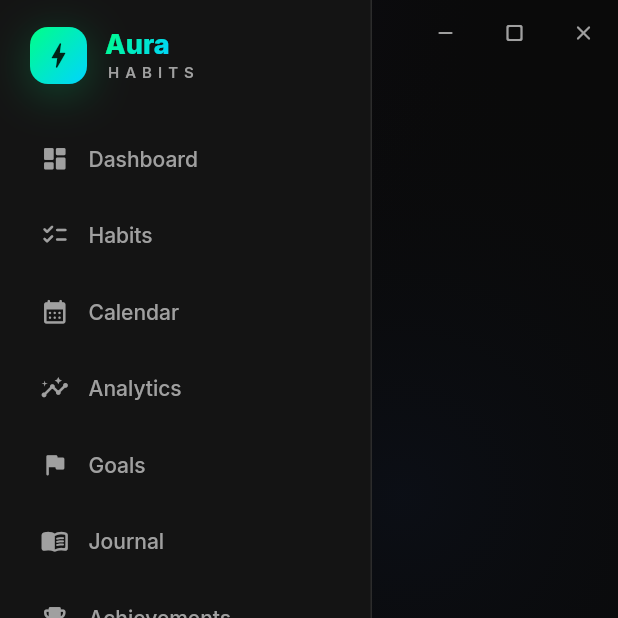
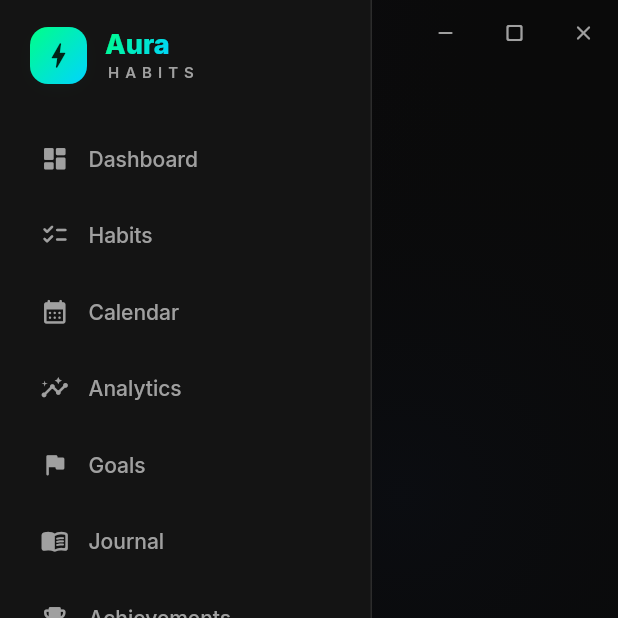
Before and after one commit to Jayasakthi-07/Habit-Tracker, a Flutter app: the AppShell screen opened directly with empty values, on a phone screen of 412 x 824 dp, the top half of it. Run offline on Flutter 3.47's test engine with Material 3 defaults, Android fonts, the phone set to English and light mode, and no system bars; drawn by our look-alikes of flutter_animate; our stand-ins replace connectivity_plus, csv, fl_chart, flutter_riverpod, go_router, google_fonts and 4 more; missing offline and left inert: excel, local_notifier, tray_manager, window_manager; accounts and stored records are empty.

Commit message:
Remove guest mode, enforce per-account isolation, reduce glow
Guest mode:
- Remove continueAsGuest, isGuest field, and the guest button; an account is
  now required. Supabase session is the single source of truth for auth.

Per-account data isolation:
- SyncController wipes the local synced boxes when a different account signs in
  (before any box watcher starts, so no tombstones are pushed), then reconcile
  pulls that account's cloud data. Switching back restores the original data.
  Tracks last_sync_user; refreshes providers so the UI reflects the switch.

UI / glow reduction (crisper, less blur):
- AppShadows.glow default strength 0.45->0.16, tighter blur; lighter card/soft
  shadows. GlassCard backdrop blur 18->8 and surface opacity 0.55->0.82.
- Lower glow strengths on sidebar logo/active dot, dashboard badge, habits FAB,
  habit card, color swatch, heatmap; progress-ring glow blur 6->2.5; dimmer
  ambient auras.

Co-Authored-By: Claude Opus 4.8 <noreply@anthropic.com>

```diff
--- a/lib/core/theme/app_spacing.dart
+++ b/lib/core/theme/app_spacing.dart
@@ -28,27 +28,29 @@ abstract class AppSpacing {
 abstract class AppShadows {
   static List<BoxShadow> soft = [
     const BoxShadow(
-      color: Color(0x66000000),
-      blurRadius: 24,
-      offset: Offset(0, 12),
+      color: Color(0x4D000000),
+      blurRadius: 18,
+      offset: Offset(0, 8),
     ),
   ];
 
   static List<BoxShadow> card = [
     const BoxShadow(
-      color: Color(0x4D000000),
-      blurRadius: 30,
-      spreadRadius: -8,
-      offset: Offset(0, 18),
+      color: Color(0x40000000),
+      blurRadius: 20,
+      spreadRadius: -10,
+      offset: Offset(0, 12),
     ),
   ];
 
-  static List<BoxShadow> glow(Color color, {double strength = 0.45}) => [
+  /// A subtle accent halo. Kept minimal and tight so the UI reads crisp rather
+  /// than blurry/neon.
+  static List<BoxShadow> glow(Color color, {double strength = 0.16}) => [
         BoxShadow(
           color: color.withValues(alpha: strength),
-          blurRadius: 28,
-          spreadRadius: -4,
-          offset: const Offset(0, 6),
+          blurRadius: 14,
+          spreadRadius: -10,
+          offset: const Offset(0, 3),
         ),
       ];
 }
--- a/lib/features/auth/auth_provider.dart
+++ b/lib/features/auth/auth_provider.dart
@@ -7,15 +7,13 @@ import '../../core/config/google_auth_config.dart';
 import '../../core/storage/hive_service.dart';
 import 'google_auth_service.dart';
 
-/// The authenticated (or guest) user profile, surfaced to the UI.
-///
-/// Backed by Supabase when signed in with an account, or held locally for guest
-/// / offline mode. Premium is a local flag (offline license keys).
+/// The authenticated user profile, surfaced to the UI. Always backed by a
+/// Supabase account (there is no guest mode). Premium is a local flag (offline
+/// license keys).
 class UserProfile {
   const UserProfile({
     required this.name,
     this.email = '',
-    this.isGuest = false,
     this.isPremium = false,
     this.avatarSeed = 0,
     this.photoUrl = '',
@@ -23,7 +21,6 @@ class UserProfile {
 
   final String name;
   final String email;
-  final bool isGuest;
   final bool isPremium;
   final int avatarSeed;
   final String photoUrl;
@@ -38,7 +35,6 @@ class UserProfile {
   Map<String, dynamic> toJson() => {
         'name': name,
         'email': email,
-        'isGuest': isGuest,
         'isPremium': isPremium,
         'avatarSeed': avatarSeed,
         'photoUrl': photoUrl,
@@ -47,7 +43,6 @@ class UserProfile {
   factory UserProfile.fromJson(Map json) => UserProfile(
         name: json['name'] as String? ?? 'User',
         email: json['email'] as String? ?? '',
-        isGuest: json['isGuest'] as bool? ?? false,
         isPremium: json['isPremium'] as bool? ?? false,
         avatarSeed: json['avatarSeed'] as int? ?? 0,
         photoUrl: json['photoUrl'] as String? ?? '',
@@ -56,21 +51,20 @@ class UserProfile {
   UserProfile copyWith({String? name, String? email, bool? isPremium}) => UserProfile(
         name: name ?? this.name,
         email: email ?? this.email,
-        isGuest: isGuest,
         isPremium: isPremium ?? this.isPremium,
         avatarSeed: avatarSeed,
         photoUrl: photoUrl,
       );
 }
 
-/// Manages the current session via Supabase (email + Google) with a local
-/// guest/offline fallback. Returns `null` when nobody is signed in.
+/// Manages the current session via Supabase (email + Google). Returns `null`
+/// when nobody is signed in — the app requires an account (no guest mode).
 class AuthController extends Notifier<UserProfile?> {
   static const _kProfile = 'current_profile';
   static const _kRemember = 'remember_me';
   static const _kPremium = 'is_premium';
   static const _noCloud =
-      'Cloud sign-in is unavailable right now. You can continue as guest.';
+      'Cloud sign-in is unavailable right now. Please check your connection and try again.';
 
   AuthService? _auth;
   StreamSubscription<AuthState>? _sub;
@@ -84,17 +78,10 @@ class AuthController extends Notifier<UserProfile?> {
       ref.onDispose(() => _sub?.cancel());
     }
 
-    // A live Supabase session wins; otherwise restore a remembered local/guest
-    // profile so offline use keeps working.
+    // The Supabase session is the single source of truth. supabase_flutter
+    // persists it locally, so this also works offline after a prior sign-in.
     final supaUser = _auth?.currentUser;
     if (supaUser != null) return _profileFromSupabase(supaUser);
-
-    final box = HiveService.dynBox(Boxes.profile);
-    final remember = box.get(_kRemember, defaultValue: false) as bool;
-    final stored = box.get(_kProfile);
-    if (remember && stored != null) {
-      return UserProfile.fromJson(Map.from(stored as Map));
-    }
     return null;
   }
 
@@ -103,7 +90,7 @@ class AuthController extends Notifier<UserProfile?> {
     if (user != null) {
       _persist(_profileFromSupabase(user), remember: true);
     } else if (data.event == AuthChangeEvent.signedOut) {
-      if (state != null && !state!.isGuest) state = null;
+      state = null;
     }
   }
 
@@ -246,11 +233,7 @@ class AuthController extends Notifier<UserProfile?> {
     }
   }
 
-  // ---- Guest / profile / premium / sign out ----
-
-  void continueAsGuest() {
-    _persist(const UserProfile(name: 'Guest', isGuest: true), remember: false);
-  }
+  // ---- Profile / premium / sign out ----
 
   void updateProfile({String? name, String? email}) {
     final current = state;
--- a/lib/features/dashboard/presentation/dashboard_page.dart
+++ b/lib/features/dashboard/presentation/dashboard_page.dart
@@ -230,7 +230,7 @@ class _LevelBar extends ConsumerWidget {
             decoration: BoxDecoration(
               gradient: AppColors.primaryGradient,
               borderRadius: BorderRadius.circular(14),
-              boxShadow: AppShadows.glow(AppColors.primary, strength: 0.4),
+              boxShadow: AppShadows.glow(AppColors.primary, strength: 0.18),
             ),
             child: Text('${game.level}',
                 style: const TextStyle(color: Color(0xFF002417), fontWeight: FontWeight.w800, fontSize: 20)),
--- a/lib/features/habits/presentation/habits_page.dart
+++ b/lib/features/habits/presentation/habits_page.dart
@@ -182,7 +182,7 @@ class _Fab extends StatelessWidget {
         decoration: BoxDecoration(
           gradient: AppColors.primaryGradient,
           shape: BoxShape.circle,
-          boxShadow: AppShadows.glow(AppColors.primary, strength: 0.6),
+          boxShadow: AppShadows.glow(AppColors.primary, strength: 0.22),
         ),
         child: const Icon(Icons.add_rounded, color: Color(0xFF002417), size: 28),
       ),
--- a/lib/features/habits/presentation/widgets/habit_card.dart
+++ b/lib/features/habits/presentation/widgets/habit_card.dart
@@ -181,7 +181,7 @@ class _StatusToggle extends StatelessWidget {
               color: done ? Colors.transparent : (active ? status.color : AppColors.borderStrong),
               width: 1.5,
             ),
-            boxShadow: done ? AppShadows.glow(color, strength: 0.5) : null,
+            boxShadow: done ? AppShadows.glow(color, strength: 0.2) : null,
           ),
           child: Icon(
             active ? status.icon : Icons.check_rounded,
--- a/lib/features/habits/presentation/widgets/habit_editor.dart
+++ b/lib/features/habits/presentation/widgets/habit_editor.dart
@@ -468,7 +468,7 @@ class _ColorPicker extends StatelessWidget {
                   color: c.toARGB32() == selected ? Colors.white : Colors.transparent,
                   width: 2,
                 ),
-                boxShadow: c.toARGB32() == selected ? AppShadows.glow(c, strength: 0.6) : null,
+                boxShadow: c.toARGB32() == selected ? AppShadows.glow(c, strength: 0.25) : null,
               ),
               child: c.toARGB32() == selected
                   ? const Icon(Icons.check_rounded, size: 16, color: Colors.black)
--- a/lib/features/settings/presentation/settings_page.dart
+++ b/lib/features/settings/presentation/settings_page.dart
@@ -113,7 +113,7 @@ class _ProfileCard extends ConsumerWidget {
                 crossAxisAlignment: CrossAxisAlignment.start,
                 children: [
                   Text(user?.name ?? 'User', style: const TextStyle(fontWeight: FontWeight.w700, fontSize: 17)),
-                  Text(user?.email.isNotEmpty == true ? user!.email : (user?.isGuest == true ? 'Guest session' : 'No email'),
+                  Text(user?.email.isNotEmpty == true ? user!.email : 'No email',
                       style: const TextStyle(color: AppColors.muted, fontSize: 13)),
                 ],
               ),
--- a/lib/features/shell/app_shell.dart
+++ b/lib/features/shell/app_shell.dart
@@ -62,7 +62,7 @@ class _AmbientBackground extends StatelessWidget {
                     center: const Alignment(-0.95, -1.1),
                     radius: 1.25,
                     colors: [
-                      AppColors.alpha(AppColors.ambientA, 0.16),
+                      AppColors.alpha(AppColors.ambientA, 0.09),
                       Colors.transparent,
                     ],
                     stops: const [0, 0.7],
@@ -78,7 +78,7 @@ class _AmbientBackground extends StatelessWidget {
                     center: const Alignment(1.15, 1.2),
                     radius: 1.15,
                     colors: [
-                      AppColors.alpha(AppColors.ambientB, 0.13),
+                      AppColors.alpha(AppColors.ambientB, 0.07),
                       Colors.transparent,
                     ],
                     stops: const [0, 0.65],
@@ -94,7 +94,7 @@ class _AmbientBackground extends StatelessWidget {
                     center: const Alignment(0.3, -0.2),
                     radius: 1.4,
                     colors: [
-                      AppColors.alpha(AppColors.ambientC, 0.05),
+                      AppColors.alpha(AppColors.ambientC, 0.03),
                       Colors.transparent,
                     ],
                     stops: const [0, 0.55],
--- a/lib/features/shell/widgets/app_sidebar.dart
+++ b/lib/features/shell/widgets/app_sidebar.dart
@@ -57,7 +57,7 @@ class AppSidebar extends ConsumerWidget {
                   decoration: BoxDecoration(
                     gradient: AppColors.primaryGradient,
                     borderRadius: BorderRadius.circular(12),
-                    boxShadow: AppShadows.glow(AppColors.primary, strength: 0.4),
+                    boxShadow: AppShadows.glow(AppColors.primary, strength: 0.2),
                   ),
                   child: const Icon(Icons.bolt_rounded, color: Color(0xFF002417), size: 22),
                 ),
@@ -175,7 +175,7 @@ class _SidebarTileState extends State<_SidebarTile> {
                   decoration: BoxDecoration(
                     color: AppColors.primary,
                     shape: BoxShape.circle,
-                    boxShadow: AppShadows.glow(AppColors.primary, strength: 0.8),
+                    boxShadow: AppShadows.glow(AppColors.primary, strength: 0.25),
                   ),
                 ),
             ],
@@ -213,7 +213,7 @@ class _UserCard extends StatelessWidget {
                     overflow: TextOverflow.ellipsis,
                     style: const TextStyle(fontWeight: FontWeight.w600, fontSize: 13)),
                 Text(
-                  (u?.isPremium ?? false) ? 'Premium' : (u?.isGuest ?? false) ? 'Guest' : 'Free plan',
+                  (u?.isPremium ?? false) ? 'Premium' : 'Free plan',
                   style: TextStyle(
                     fontSize: 11,
                     color: (u?.isPremium ?? false) ? AppColors.primary : AppColors.muted,
--- a/lib/shared/widgets/glass_card.dart
+++ b/lib/shared/widgets/glass_card.dart
@@ -13,7 +13,7 @@ class GlassCard extends StatefulWidget {
     required this.child,
     this.padding = AppSpacing.cardPadding,
     this.radius = AppSpacing.radiusLg,
-    this.blur = 18,
+    this.blur = 8,
     this.onTap,
     this.hoverable = false,
     this.borderColor,
@@ -66,7 +66,7 @@ class _GlassCardState extends State<GlassCard> {
         boxShadow: [
           ...AppShadows.card,
           if (hover && widget.glowColor != null)
-            ...AppShadows.glow(widget.glowColor!, strength: 0.25),
+            ...AppShadows.glow(widget.glowColor!, strength: 0.12),
         ],
       ),
       child: ClipRRect(
@@ -75,7 +75,7 @@ class _GlassCardState extends State<GlassCard> {
           filter: ImageFilter.blur(sigmaX: widget.blur, sigmaY: widget.blur),
           child: Container(
             padding: widget.padding,
-            color: AppColors.alpha(AppColors.card, 0.55),
+            color: AppColors.alpha(AppColors.card, 0.82),
             child: widget.child,
           ),
         ),
--- a/lib/shared/widgets/glow_button.dart
+++ b/lib/shared/widgets/glow_button.dart
@@ -79,7 +79,7 @@ class _GlowButtonState extends State<GlowButton> {
                   ? Border.all(color: AppColors.alpha(accent, _hovered ? 0.9 : 0.45))
                   : null,
               boxShadow: isFilled && enabled && _hovered
-                  ? AppShadows.glow(accent, strength: 0.55)
+                  ? AppShadows.glow(accent, strength: 0.22)
                   : null,
             ),
             child: Row(
--- a/lib/shared/widgets/heatmap_calendar.dart
+++ b/lib/shared/widgets/heatmap_calendar.dart
@@ -66,7 +66,7 @@ class HeatmapCalendar extends StatelessWidget {
         decoration: BoxDecoration(
           color: color,
           borderRadius: BorderRadius.circular(4),
-          boxShadow: intensity > 0.6 ? AppShadows.glow(baseColor, strength: 0.25) : null,
+          boxShadow: intensity > 0.6 ? AppShadows.glow(baseColor, strength: 0.14) : null,
         ),
       ),
     );
--- a/lib/shared/widgets/progress_ring.dart
+++ b/lib/shared/widgets/progress_ring.dart
@@ -90,7 +90,7 @@ class _RingPainter extends CustomPainter {
       ..style = PaintingStyle.stroke
       ..strokeWidth = strokeWidth
       ..strokeCap = StrokeCap.round
-      ..maskFilter = const MaskFilter.blur(BlurStyle.normal, 6);
+      ..maskFilter = const MaskFilter.blur(BlurStyle.normal, 2.5);
     canvas.drawArc(rect, start, sweep, false, glow);
 
     // Main arc.
```
Also changed, not shown: lib/features/auth/presentation/login_page.dart (+4 -13 lines), lib/features/sync/sync_controller.dart (+66 -15 lines).
